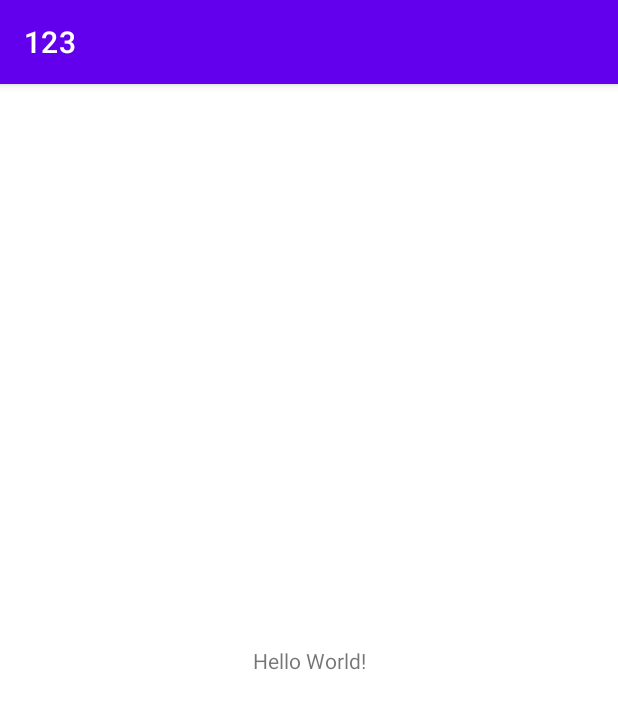
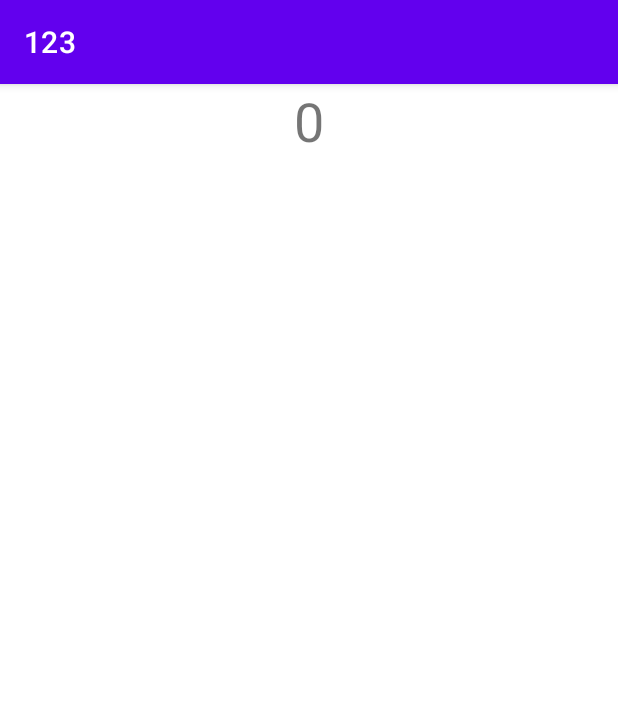
Before and after one commit to xuan2003/20230322, an Android app: the screen it shows after launch (MainActivity), on a phone screen of 412 x 824 dp. Shown: the top 709 px of the screen. Run offline under Robolectric (Android 15) with nearby library versions, the phone set to English and light mode, and no system bars.

Commit message:
第二次 commit

```diff
--- a/app/src/main/java/tw/edu/pu/s1102294/MainActivity.kt
+++ b/app/src/main/java/tw/edu/pu/s1102294/MainActivity.kt
@@ -2,10 +2,13 @@ package tw.edu.pu.s1102294
 
 import androidx.appcompat.app.AppCompatActivity
 import android.os.Bundle
+import android.widget.TextView
 
 class MainActivity : AppCompatActivity() {
     override fun onCreate(savedInstanceState: Bundle?) {
         super.onCreate(savedInstanceState)
         setContentView(R.layout.activity_main)
+        var txv: TextView = findViewById(R.id.txv)
+        txv.text = "0"
     }
 }
--- a/app/src/main/res/layout/activity_main.xml
+++ b/app/src/main/res/layout/activity_main.xml
@@ -1,5 +1,5 @@
 <?xml version="1.0" encoding="utf-8"?>
-<androidx.constraintlayout.widget.ConstraintLayout xmlns:android="http://schemas.android.com/apk/res/android"
+<LinearLayout xmlns:android="http://schemas.android.com/apk/res/android"
     xmlns:app="http://schemas.android.com/apk/res-auto"
     xmlns:tools="http://schemas.android.com/tools"
     android:layout_width="match_parent"
@@ -7,12 +7,15 @@
     tools:context=".MainActivity">
 
     <TextView
-        android:layout_width="wrap_content"
+        android:id="@+id/txv"
+        android:layout_width="match_parent"
         android:layout_height="wrap_content"
         android:text="Hello World!"
         app:layout_constraintBottom_toBottomOf="parent"
         app:layout_constraintEnd_toEndOf="parent"
         app:layout_constraintStart_toStartOf="parent"
-        app:layout_constraintTop_toTopOf="parent" />
+        app:layout_constraintTop_toTopOf="parent"
+        android:textSize="36sp"
+        android:gravity="center"/>
 
-</androidx.constraintlayout.widget.ConstraintLayout>
+</LinearLayout>
```
